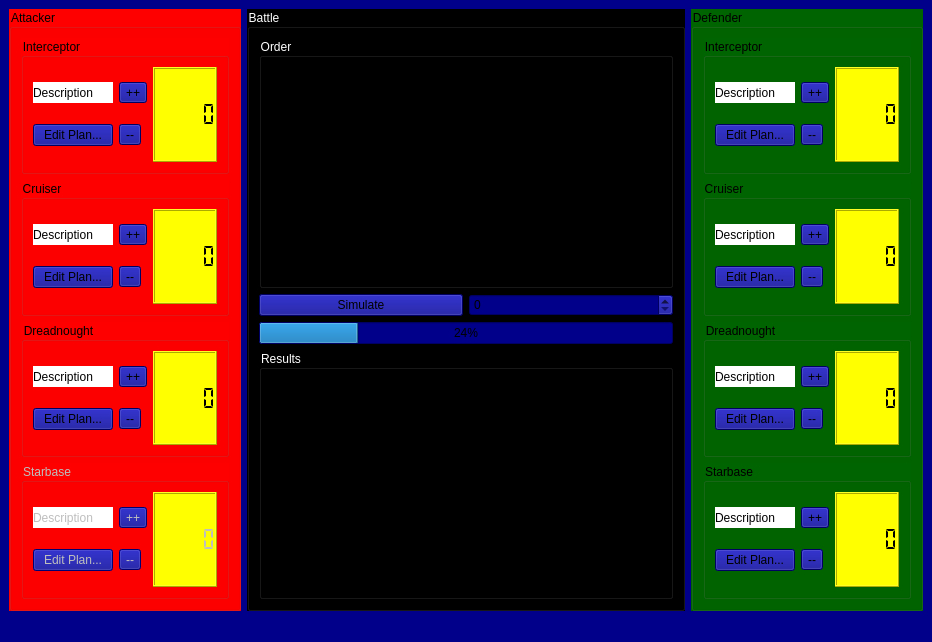
Old version of the form EclipseSimulator/EclipseSimulatorMainWindow.ui in the repository danielcwhite/eclipse-simulator.
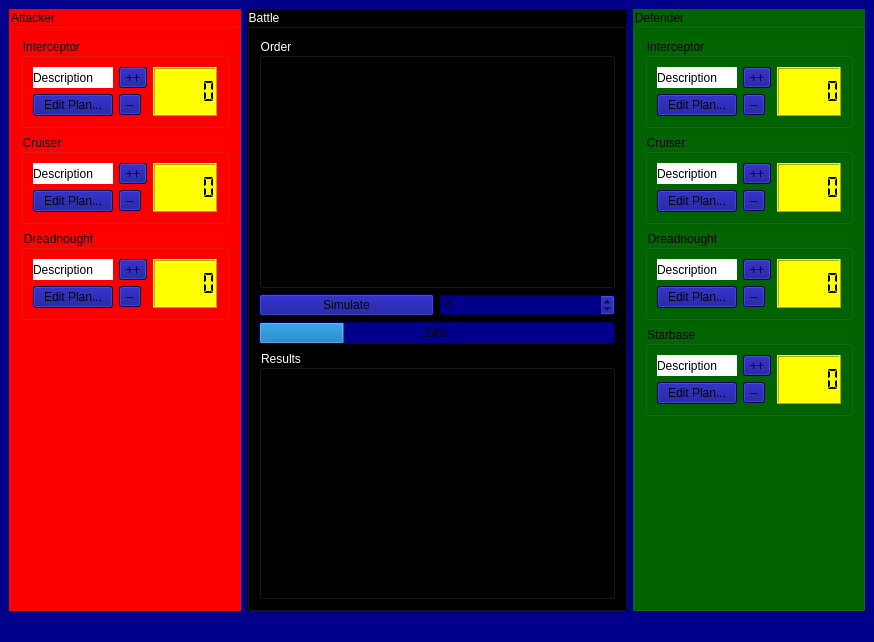
New version of the form.

Commit message: Finish naming widgets

The edit to the form file:
```diff
--- a/EclipseSimulator/EclipseSimulatorMainWindow.ui
+++ b/EclipseSimulator/EclipseSimulatorMainWindow.ui
@@ -6,7 +6,7 @@
    <rect>
     <x>0</x>
     <y>0</y>
-    <width>932</width>
+    <width>874</width>
     <height>642</height>
    </rect>
   </property>
@@ -185,55 +185,17 @@
         </widget>
        </item>
        <item>
-        <widget class="QGroupBox" name="groupBox_9">
-         <property name="enabled">
-          <bool>false</bool>
+        <spacer name="verticalSpacer_3">
+         <property name="orientation">
+          <enum>Qt::Vertical</enum>
          </property>
-         <property name="title">
-          <string>Starbase</string>
+         <property name="sizeHint" stdset="0">
+          <size>
+           <width>20</width>
+           <height>40</height>
+          </size>
          </property>
-         <layout class="QHBoxLayout" name="horizontalLayout_4">
-          <item>
-           <layout class="QGridLayout" name="gridLayout_3">
-            <item row="1" column="0">
-             <widget class="QPushButton" name="pushButton_5">
-              <property name="text">
-               <string>Edit Plan...</string>
-              </property>
-             </widget>
-            </item>
-            <item row="0" column="0">
-             <widget class="QLabel" name="label">
-              <property name="text">
-               <string>Description</string>
-              </property>
-             </widget>
-            </item>
-            <item row="0" column="1">
-             <widget class="QToolButton" name="toolButton_5">
-              <property name="text">
-               <string>++</string>
-              </property>
-             </widget>
-            </item>
-            <item row="1" column="1">
-             <widget class="QToolButton" name="toolButton_6">
-              <property name="text">
-               <string>--</string>
-              </property>
-             </widget>
-            </item>
-           </layout>
-          </item>
-          <item>
-           <widget class="QLCDNumber" name="lcdNumber_4">
-            <property name="segmentStyle">
-             <enum>QLCDNumber::Flat</enum>
-            </property>
-           </widget>
-          </item>
-         </layout>
-        </widget>
+        </spacer>
        </item>
       </layout>
      </widget>
@@ -516,6 +478,19 @@
          </layout>
         </widget>
        </item>
+       <item>
+        <spacer name="verticalSpacer_4">
+         <property name="orientation">
+          <enum>Qt::Vertical</enum>
+         </property>
+         <property name="sizeHint" stdset="0">
+          <size>
+           <width>20</width>
+           <height>40</height>
+          </size>
+         </property>
+        </spacer>
+       </item>
       </layout>
      </widget>
     </item>
@@ -531,7 +506,11 @@
     </rect>
    </property>
   </widget>
-  <widget class="QStatusBar" name="statusbar"/>
+  <widget class="QStatusBar" name="statusbar">
+   <property name="enabled">
+    <bool>true</bool>
+   </property>
+  </widget>
  </widget>
  <resources/>
  <connections/>
```
Left out of the diff: 34 changed lines with no effect on the pictures.
